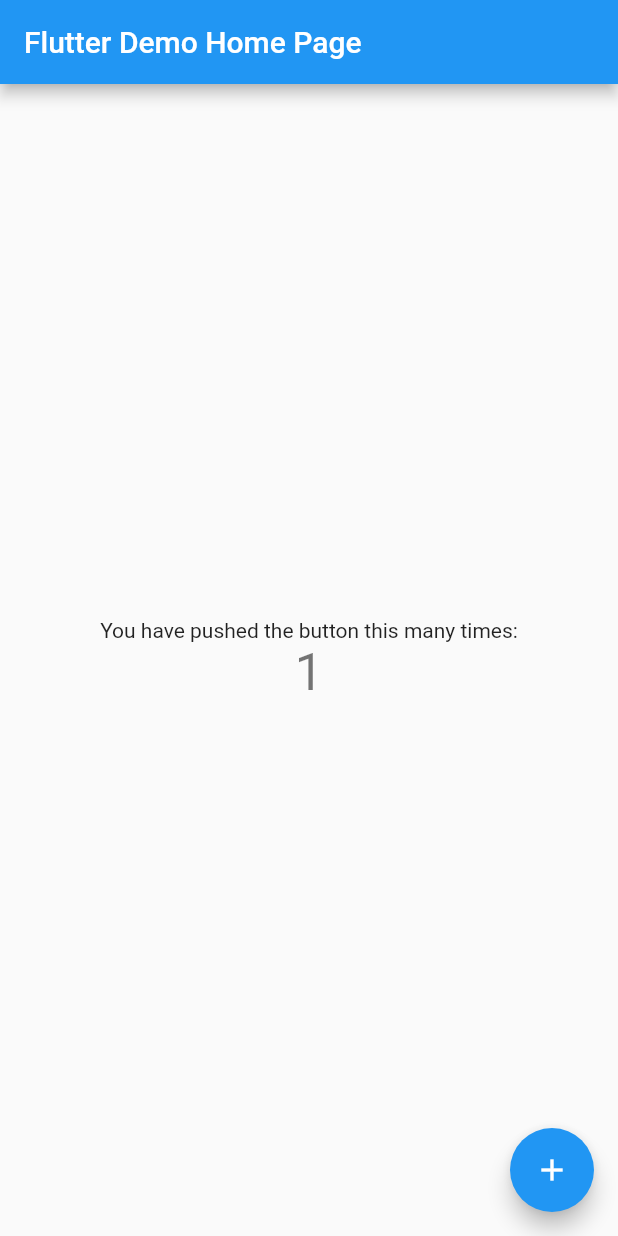
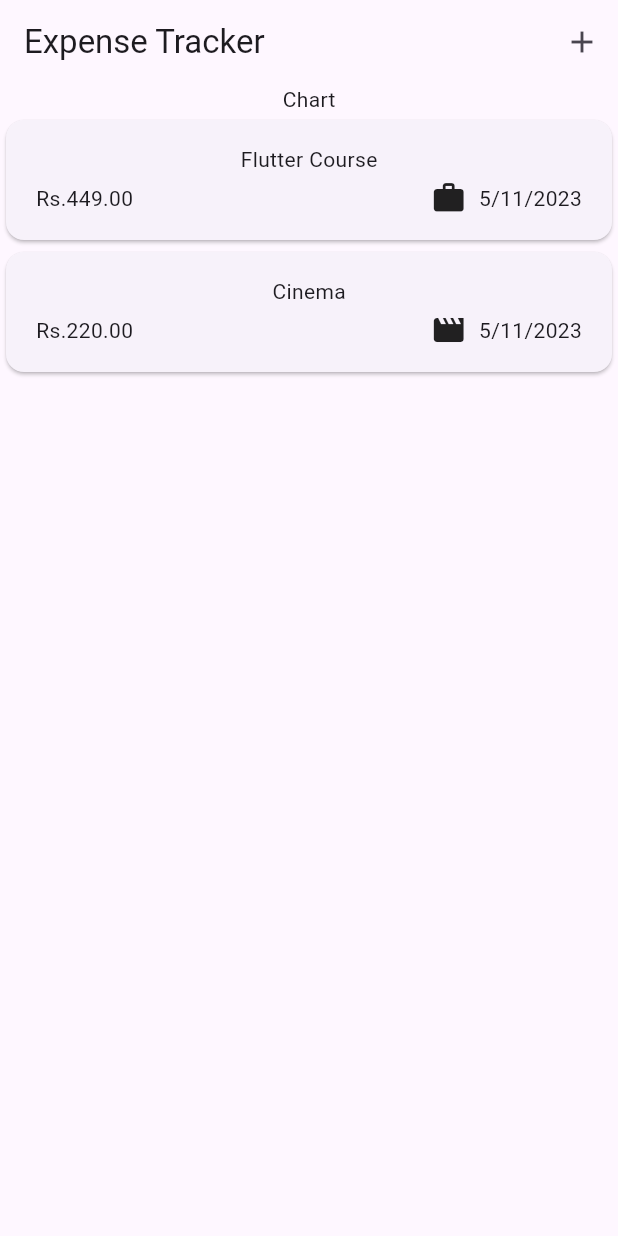
Before and after one commit to Adipt60/Expense_Tracker_App, a Flutter app: the screen it shows after launch, after a tap on the "add" icon, on a phone screen of 412 x 824 dp. Run offline on Flutter 3.47's test engine with Material 2 defaults, Android fonts, the phone set to English and light mode, and no system bars.

Commit message:
Main Screen layouting nad styling

```diff
--- a/lib/main.dart
+++ b/lib/main.dart
@@ -1,115 +1,11 @@
 import 'package:flutter/material.dart';
+import 'package:expense_tracker_app/widgets/expenses.dart';
 
 void main() {
-  runApp(const MyApp());
+  runApp(
+    MaterialApp(
+      theme: ThemeData(useMaterial3: true),
+      home: const Expenses(),
+    ),
+  );
 }
-
-class MyApp extends StatelessWidget {
-  const MyApp({super.key});
-
-  // This widget is the root of your application.
-  @override
-  Widget build(BuildContext context) {
-    return MaterialApp(
-      title: 'Flutter Demo',
-      theme: ThemeData(
-        // This is the theme of your application.
-        //
-        // Try running your application with "flutter run". You'll see the
-        // application has a blue toolbar. Then, without quitting the app, try
-        // changing the primarySwatch below to Colors.green and then invoke
-        // "hot reload" (press "r" in the console where you ran "flutter run",
-        // or simply save your changes to "hot reload" in a Flutter IDE).
-        // Notice that the counter didn't reset back to zero; the application
-        // is not restarted.
-        primarySwatch: Colors.blue,
-      ),
-      home: const MyHomePage(title: 'Flutter Demo Home Page'),
-    );
-  }
-}
-
-class MyHomePage extends StatefulWidget {
-  const MyHomePage({super.key, required this.title});
-
-  // This widget is the home page of your application. It is stateful, meaning
-  // that it has a State object (defined below) that contains fields that affect
-  // how it looks.
-
-  // This class is the configuration for the state. It holds the values (in this
-  // case the title) provided by the parent (in this case the App widget) and
-  // used by the build method of the State. Fields in a Widget subclass are
-  // always marked "final".
-
-  final String title;
-
-  @override
-  State<MyHomePage> createState() => _MyHomePageState();
-}
-
-class _MyHomePageState extends State<MyHomePage> {
-  int _counter = 0;
-
-  void _incrementCounter() {
-    setState(() {
-      // This call to setState tells the Flutter framework that something has
-      // changed in this State, which causes it to rerun the build method below
-      // so that the display can reflect the updated values. If we changed
-      // _counter without calling setState(), then the build method would not be
-      // called again, and so nothing would appear to happen.
-      _counter++;
-    });
-  }
-
-  @override
-  Widget build(BuildContext context) {
-    // This method is rerun every time setState is called, for instance as done
-    // by the _incrementCounter method above.
-    //
-    // The Flutter framework has been optimized to make rerunning build methods
-    // fast, so that you can just rebuild anything that needs updating rather
-    // than having to individually change instances of widgets.
-    return Scaffold(
-      appBar: AppBar(
-        // Here we take the value from the MyHomePage object that was created by
-        // the App.build method, and use it to set our appbar title.
-        title: Text(widget.title),
-      ),
-      body: Center(
-        // Center is a layout widget. It takes a single child and positions it
-        // in the middle of the parent.
-        child: Column(
-          // Column is also a layout widget. It takes a list of children and
-          // arranges them vertically. By default, it sizes itself to fit its
-          // children horizontally, and tries to be as tall as its parent.
-          //
-          // Invoke "debug painting" (press "p" in the console, choose the
-          // "Toggle Debug Paint" action from the Flutter Inspector in Android
-          // Studio, or the "Toggle Debug Paint" command in Visual Studio Code)
-          // to see the wireframe for each widget.
-          //
-          // Column has various properties to control how it sizes itself and
-          // how it positions its children. Here we use mainAxisAlignment to
-          // center the children vertically; the main axis here is the vertical
-          // axis because Columns are vertical (the cross axis would be
-          // horizontal).
-          mainAxisAlignment: MainAxisAlignment.center,
-          children: <Widget>[
-            const Text(
-              'You have pushed the button this many times:',
-            ),
-            Text(
-              '$_counter',
-              style: Theme.of(context).textTheme.headlineMedium,
-            ),
-          ],
-        ),
-      ),
-      floatingActionButton: FloatingActionButton(
-        onPressed: _incrementCounter,
-        tooltip: 'Increment',
-        child: const Icon(Icons.add),
-      ), // This trailing comma makes auto-formatting nicer for build methods.
-    );
-  }
-}
--- /dev/null
+++ b/lib/models/expense.dart
@@ -0,0 +1,35 @@
+import 'package:flutter/material.dart';
+import 'package:intl/intl.dart';
+import 'package:uuid/uuid.dart';
+
+final formatter = DateFormat.yMd();
+
+const uuid = Uuid();
+
+enum Category { food, travel, leisure, work }
+
+const categoryIcons = {
+  Category.food: Icons.lunch_dining,
+  Category.travel: Icons.flight_takeoff,
+  Category.leisure: Icons.movie,
+  Category.work: Icons.work,
+};
+
+class Expense {
+  Expense({
+    required this.title,
+    required this.amount,
+    required this.date,
+    required this.category,
+  }) : id = uuid.v4();
+
+  final String id;
+  final String title;
+  final double amount;
+  final DateTime date;
+  final Category category;
+
+  String get formattedDate {
+    return formatter.format(date);
+  }
+}
--- /dev/null
+++ b/lib/widgets/expenses.dart
@@ -0,0 +1,50 @@
+import 'package:expense_tracker_app/widgets/expenses_list/expenses_list.dart';
+import 'package:expense_tracker_app/models/expense.dart';
+import 'package:flutter/material.dart';
+
+class Expenses extends StatefulWidget {
+  const Expenses({super.key});
+
+  @override
+  State<Expenses> createState() => _ExpensesState();
+}
+
+class _ExpensesState extends State<Expenses> {
+  final List<Expense> _registeredExpenses = [
+    Expense(
+      title: 'Flutter Course',
+      amount: 449,
+      date: DateTime.now(),
+      category: Category.work,
+    ),
+    Expense(
+      title: 'Cinema',
+      amount: 220,
+      date: DateTime.now(),
+      category: Category.leisure,
+    ),
+  ];
+
+  @override
+  Widget build(BuildContext context) {
+    return Scaffold(
+      appBar: AppBar(
+        title: const Text('Expense Tracker'),
+        actions: [
+          IconButton(
+            onPressed: () {},
+            icon: const Icon(Icons.add),
+          )
+        ],
+      ),
+      body: Column(
+        children: [
+          const Text('Chart'),
+          Expanded(
+            child: ExpensesList(expenses: _registeredExpenses),
+          ),
+        ],
+      ),
+    );
+  }
+}
--- /dev/null
+++ b/lib/widgets/expenses_list/expenses_item.dart
@@ -0,0 +1,39 @@
+import 'package:expense_tracker_app/models/expense.dart';
+import 'package:flutter/material.dart';
+
+class ExpenseItem extends StatelessWidget {
+  const ExpenseItem({required this.expense, super.key});
+
+  final Expense expense;
+
+  @override
+  Widget build(BuildContext context) {
+    return Card(
+      child: Padding(
+        padding: const EdgeInsets.symmetric(
+          vertical: 16,
+          horizontal: 20,
+        ),
+        child: Column(
+          children: [
+            Text(expense.title),
+            const SizedBox(height: 4),
+            Row(
+              children: [
+                Text('Rs.${expense.amount.toStringAsFixed(2)}'),
+                const Spacer(),
+                Row(
+                  children: [
+                    Icon(categoryIcons[expense.category]),
+                    const SizedBox(width: 8),
+                    Text(expense.formattedDate),
+                  ],
+                ),
+              ],
+            )
+          ],
+        ),
+      ),
+    );
+  }
+}
--- /dev/null
+++ b/lib/widgets/expenses_list/expenses_list.dart
@@ -0,0 +1,21 @@
+import 'dart:math';
+
+import 'package:expense_tracker_app/models/expense.dart';
+import 'package:expense_tracker_app/widgets/expenses_list/expenses_item.dart';
+import 'package:flutter/material.dart';
+
+class ExpensesList extends StatelessWidget {
+  const ExpensesList({super.key, required this.expenses});
+
+  final List<Expense> expenses;
+
+  @override
+  Widget build(BuildContext context) {
+    return ListView.builder(
+      itemCount: expenses.length,
+      itemBuilder: (context, index) => ExpenseItem(
+        expense: expenses[index],
+      ),
+    );
+  }
+}
--- a/pubspec.yaml
+++ b/pubspec.yaml
@@ -35,6 +35,8 @@ dependencies:
   # The following adds the Cupertino Icons font to your application.
   # Use with the CupertinoIcons class for iOS style icons.
   cupertino_icons: ^1.0.2
+  uuid: ^3.0.7
+  intl: ^0.18.1
 
 dev_dependencies:
   flutter_test:
```
Also changed, not shown: pubspec.lock.
